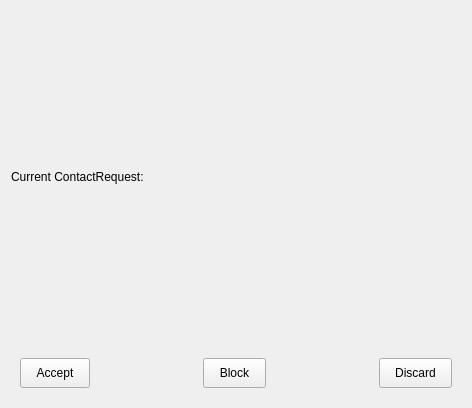
savoirfairelinux/jami-client-windows, file contactrequestwidget.ui: the form before one commit.
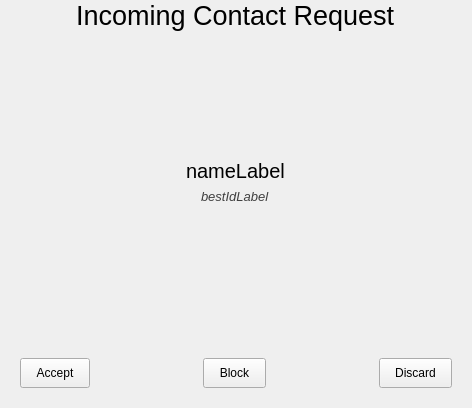
The form after the commit. Icons and pictures are not drawn.

Commit message: display vCard data in contact request view

```diff
--- a/contactrequestwidget.ui
+++ b/contactrequestwidget.ui
@@ -14,23 +14,109 @@
    <string>Form</string>
   </property>
   <layout class="QVBoxLayout" name="verticalLayout">
+   <property name="topMargin">
+    <number>0</number>
+   </property>
+   <item alignment="Qt::AlignHCenter">
+    <widget class="QLabel" name="label">
+     <property name="font">
+      <font>
+       <pointsize>20</pointsize>
+      </font>
+     </property>
+     <property name="text">
+      <string>Incoming Contact Request</string>
+     </property>
+    </widget>
+   </item>
    <item>
-    <spacer name="verticalSpacer">
+    <spacer name="topSpacer">
      <property name="orientation">
       <enum>Qt::Vertical</enum>
      </property>
+     <property name="sizeType">
+      <enum>QSizePolicy::Maximum</enum>
+     </property>
      <property name="sizeHint" stdset="0">
       <size>
        <width>0</width>
-       <height>0</height>
+       <height>10</height>
       </size>
      </property>
     </spacer>
    </item>
+   <item alignment="Qt::AlignHCenter">
+    <widget class="QLabel" name="pictureLabel">
+     <property name="sizePolicy">
+      <sizepolicy hsizetype="Fixed" vsizetype="Fixed">
+       <horstretch>0</horstretch>
+       <verstretch>0</verstretch>
+      </sizepolicy>
+     </property>
+     <property name="minimumSize">
+      <size>
+       <width>96</width>
+       <height>96</height>
+      </size>
+     </property>
+     <property name="maximumSize">
+      <size>
+       <width>96</width>
+       <height>96</height>
+      </size>
+     </property>
+     <property name="text">
+      <string/>
+     </property>
+     <property name="pixmap">
+      <pixmap resource="ressources.qrc">:/images/user/btn-default-userpic.svg</pixmap>
+     </property>
+     <property name="scaledContents">
+      <bool>true</bool>
+     </property>
+    </widget>
+   </item>
    <item>
-    <widget class="QLabel" name="remoteIdLabel">
+    <spacer name="verticalSpacer_3">
+     <property name="orientation">
+      <enum>Qt::Vertical</enum>
+     </property>
+     <property name="sizeType">
+      <enum>QSizePolicy::Maximum</enum>
+     </property>
+     <property name="sizeHint" stdset="0">
+      <size>
+       <width>20</width>
+       <height>10</height>
+      </size>
+     </property>
+    </spacer>
+   </item>
+   <item alignment="Qt::AlignHCenter">
+    <widget class="QLabel" name="nameLabel">
+     <property name="font">
+      <font>
+       <pointsize>15</pointsize>
+      </font>
+     </property>
      <property name="text">
-      <string>Current ContactRequest:</string>
+      <string>nameLabel</string>
+     </property>
+    </widget>
+   </item>
+   <item alignment="Qt::AlignHCenter">
+    <widget class="QLabel" name="bestIdLabel">
+     <property name="font">
+      <font>
+       <pointsize>10</pointsize>
+       <italic>true</italic>
+      </font>
+     </property>
+     <property name="styleSheet">
+      <string notr="true">color: rgb(63, 63, 63);</string>
+     </property>
+     <property name="text">
+      <string>bestIdLabel</string>
      </property>
     </widget>
    </item>
```
Left out of the diff: 4 changed lines with no effect on the pictures. The commit also changes 5 other files.
